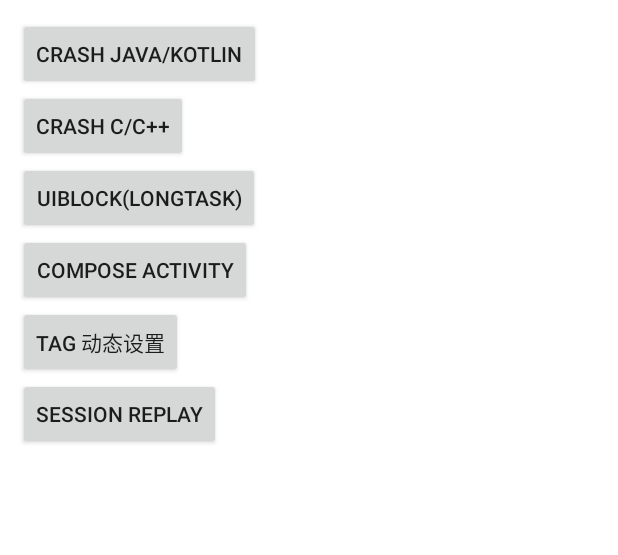
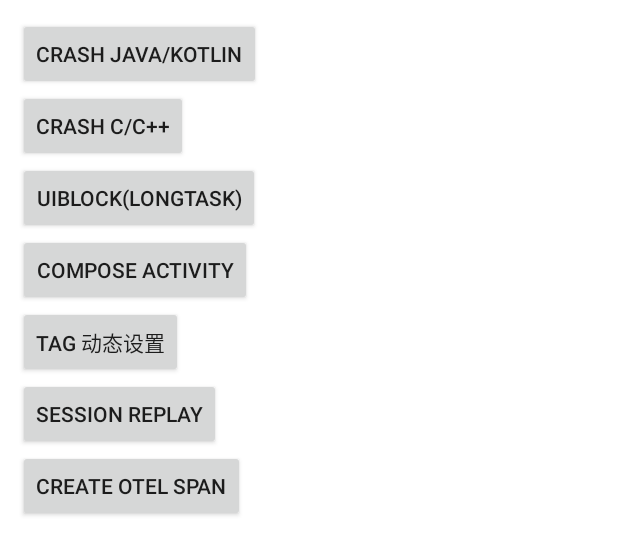
Before and after one commit to GuanceDemo/guance-app-demo, an Android app built with Jetpack Compose: the layout activity_native_view.xml on its own in the app's theme, with its tools: preview values and no code run, on a phone screen of 412 x 824 dp. Shown: the top 555 px of the screen. Run offline under Robolectric (Android 15) with nearby library versions, the phone set to English and light mode, and no system bars.

Commit message:
合并 master 功能

```diff
--- a/src/android/demo/app/src/main/res/layout/activity_native_view.xml
+++ b/src/android/demo/app/src/main/res/layout/activity_native_view.xml
@@ -48,5 +48,11 @@
             android:layout_height="wrap_content"
             android:text="Session Replay" />
 
+        <androidx.appcompat.widget.AppCompatButton
+            android:id="@+id/native_dynamic_create_otel_data"
+            android:layout_width="wrap_content"
+            android:layout_height="wrap_content"
+            android:text="Create Otel Span" />
+
     </LinearLayout>
 </androidx.core.widget.NestedScrollView>
```
